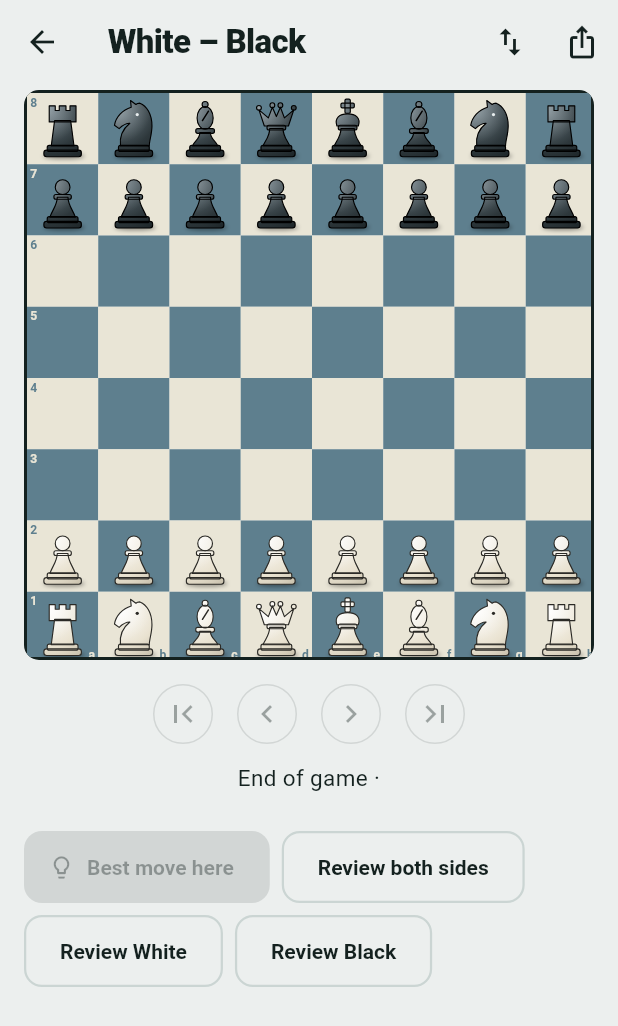
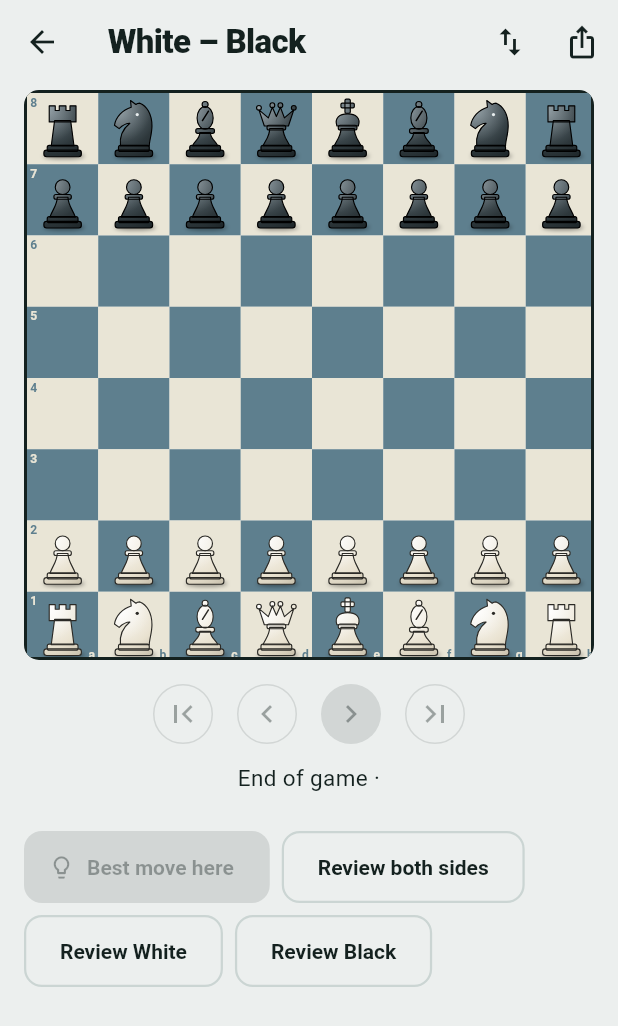
Before and after one commit to johnkg/chess_solver, a Flutter app: the GameViewer screen opened directly with empty values, on a phone screen of 412 x 824 dp. Shown: the top 1026 px of the screen. Run offline on Flutter 3.47's test engine with Material 3 defaults, Android fonts, the phone set to English and light mode, and no system bars; our stand-ins replace shared_preferences; accounts and stored records are empty; project files that could hold a hidden picture were left out.

Commit message:
Share board frame, spacing, step controls and plural helper across screens
BoardFrame, screenPadding and the gap constants replace ten copies of the
same wrapper and padding. StepControls replaces the duplicated first/back/
next/last rows in the game and line viewers (the game viewer's Next button
is now filled like the line viewer's). HintRestartRow replaces the same
button pair in both trainers. countOf replaces seven hand-written plurals.

Co-Authored-By: Claude Sonnet 5.5 <noreply@anthropic.com>
Claude-Session: https://claude.ai/code/session_01AyS2MXxam9ZsdRurXXgHAV

```diff
--- /dev/null
+++ b/lib/ui/controls.dart
@@ -0,0 +1,91 @@
+import 'package:flutter/material.dart';
+
+import 'layout.dart';
+
+/// First / back / next / last buttons for stepping through a game or line.
+/// [ply] is the position shown (0 = start); [lastPly] is the final one.
+class StepControls extends StatelessWidget {
+  const StepControls({
+    super.key,
+    required this.ply,
+    required this.lastPly,
+    required this.onGoTo,
+  });
+
+  final int ply;
+  final int lastPly;
+  final ValueChanged<int> onGoTo;
+
+  @override
+  Widget build(BuildContext context) {
+    final atStart = ply == 0;
+    final atEnd = ply == lastPly;
+    return Row(
+      mainAxisAlignment: MainAxisAlignment.center,
+      children: [
+        IconButton.outlined(
+          tooltip: 'Start',
+          onPressed: atStart ? null : () => onGoTo(0),
+          icon: const Icon(Icons.first_page),
+        ),
+        gapSmallHorizontal,
+        IconButton.outlined(
+          tooltip: 'Back',
+          onPressed: atStart ? null : () => onGoTo(ply - 1),
+          icon: const Icon(Icons.chevron_left),
+        ),
+        gapSmallHorizontal,
+        IconButton.filled(
+          tooltip: 'Next move',
+          onPressed: atEnd ? null : () => onGoTo(ply + 1),
+          icon: const Icon(Icons.chevron_right),
+        ),
+        gapSmallHorizontal,
+        IconButton.outlined(
+          tooltip: 'End',
+          onPressed: atEnd ? null : () => onGoTo(lastPly),
+          icon: const Icon(Icons.last_page),
+        ),
+      ],
+    );
+  }
+}
+
+/// The Hint / Restart button pair under a trainer's board. The hint button
+/// says "Show move" once a hint has been given; pass a null [onHint] to
+/// disable it (not your turn).
+class HintRestartRow extends StatelessWidget {
+  const HintRestartRow({
+    super.key,
+    required this.onHint,
+    required this.hintGiven,
+    required this.onRestart,
+    required this.restartLabel,
+  });
+
+  final VoidCallback? onHint;
+  final bool hintGiven;
+  final VoidCallback onRestart;
+  final String restartLabel;
+
+  @override
+  Widget build(BuildContext context) {
+    return Wrap(
+      alignment: WrapAlignment.center,
+      spacing: 8,
+      runSpacing: 8,
+      children: [
+        FilledButton.icon(
+          onPressed: onHint,
+          icon: const Icon(Icons.lightbulb_outline),
+          label: Text(hintGiven ? 'Show move' : 'Hint'),
+        ),
+        OutlinedButton.icon(
+          onPressed: onRestart,
+          icon: const Icon(Icons.replay),
+          label: Text(restartLabel),
+        ),
+      ],
+    );
+  }
+}
--- a/lib/ui/game_viewer.dart
+++ b/lib/ui/game_viewer.dart
@@ -8,8 +8,11 @@ import '../engine/review.dart';
 import '../engine/san.dart';
 import 'analysis.dart';
 import 'board_view.dart';
+import 'controls.dart';
+import 'labels.dart';
+import 'layout.dart';
+import 'pgn_dialogs.dart';
 import 'progress_store.dart';
-import 'pgn_dialogs.dart';
 import 'review_snapshot.dart';
 import 'widgets.dart';
 
@@ -125,13 +128,13 @@ class _GameViewerState extends State<GameViewer> {
             if (accuracy != null) Text('Accuracy $accuracy%', style: theme.textTheme.titleSmall),
             Text(reviewSummary(entries).replaceFirst('You played', '${colorName(side)} played')),
             if (widget.progress != null && trackable > 0) ...[
-              const SizedBox(height: 8),
+              gapSmall,
               OutlinedButton.icon(
                 onPressed: _tracked.contains(side) ? null : () => _track(side),
                 icon: Icon(_tracked.contains(side) ? Icons.check : Icons.fitness_center),
                 label: Text(_tracked.contains(side)
                     ? 'Added to your weak spots'
-                    : 'Practise these ($trackable ${trackable == 1 ? 'idea' : 'ideas'})'),
+                    : 'Practise these (${countOf(trackable, 'idea')})'),
               ),
             ],
             for (final e in mistakes) ...[
@@ -178,55 +181,25 @@ class _GameViewerState extends State<GameViewer> {
       body: SafeArea(
         child: ListView(
           controller: _scroll,
-          padding: const EdgeInsets.fromLTRB(16, 4, 16, 24),
+          padding: screenPadding,
           children: [
-            Center(
-              child: ConstrainedBox(
-                constraints: const BoxConstraints(maxWidth: 520),
-                child: BoardView(
-                  position: _pos,
-                  flipped: _flipped,
-                  lastMove: last == null ? const {} : {last.from, last.to},
-                  arrows: hint?.arrows ?? const [],
-                ),
+            BoardFrame(
+              child: BoardView(
+                position: _pos,
+                flipped: _flipped,
+                lastMove: last == null ? const {} : {last.from, last.to},
+                arrows: hint?.arrows ?? const [],
               ),
             ),
-            const SizedBox(height: 12),
-            Row(
-              mainAxisAlignment: MainAxisAlignment.center,
-              children: [
-                IconButton.outlined(
-                  tooltip: 'Start',
-                  onPressed: _ply == 0 ? null : () => _go(0),
-                  icon: const Icon(Icons.first_page),
-                ),
-                const SizedBox(width: 8),
-                IconButton.outlined(
-                  tooltip: 'Back',
-                  onPressed: _ply == 0 ? null : () => _go(_ply - 1),
-                  icon: const Icon(Icons.chevron_left),
-                ),
-                const SizedBox(width: 8),
-                IconButton.outlined(
-                  tooltip: 'Next',
-                  onPressed: over ? null : () => _go(_ply + 1),
-                  icon: const Icon(Icons.chevron_right),
-                ),
-                const SizedBox(width: 8),
-                IconButton.outlined(
-                  tooltip: 'End',
-                  onPressed: over ? null : () => _go(game.moves.length),
-                  icon: const Icon(Icons.last_page),
-                ),
-              ],
-            ),
-            const SizedBox(height: 8),
+            gapMedium,
+            StepControls(ply: _ply, lastPly: game.moves.length, onGoTo: _go),
+            gapSmall,
             Text(
               over ? 'End of game · ${game.result}' : 'Move ${_ply + 1} of ${game.moves.length}',
               textAlign: TextAlign.center,
               style: theme.textTheme.bodyMedium,
             ),
-            const SizedBox(height: 12),
+            gapMedium,
             Wrap(
               spacing: 6,
               runSpacing: 6,
@@ -241,7 +214,7 @@ class _GameViewerState extends State<GameViewer> {
                   ),
               ],
             ),
-            const SizedBox(height: 12),
+            gapMedium,
             Wrap(
               spacing: 8,
               runSpacing: 8,
@@ -266,16 +239,16 @@ class _GameViewerState extends State<GameViewer> {
               ],
             ),
             if (hint != null) ...[
-              const SizedBox(height: 12),
+              gapMedium,
               CoachCard(text: hint.text),
             ],
             if (_busy) ...[
-              const SizedBox(height: 12),
+              gapMedium,
               const LinearProgressIndicator(),
             ],
             for (final side in [white, black])
               if (_reviews.containsKey(side)) ...[
-                const SizedBox(height: 12),
+                gapMedium,
                 _reviewCard(context, side),
               ],
           ],
--- a/lib/ui/labels.dart
+++ b/lib/ui/labels.dart
@@ -77,3 +77,6 @@ String levelBlurb(Level level) {
       : 'Finds longer mates on its own.';
   return 'Looks $moves ahead and thinks up to $seconds a move. $mate';
 }
+
+/// "1 mistake", "3 mistakes": [noun] with a plain "s" unless [count] is 1.
+String countOf(int count, String noun) => '$count ${count == 1 ? noun : '${noun}s'}';
--- /dev/null
+++ b/lib/ui/layout.dart
@@ -0,0 +1,32 @@
+import 'package:flutter/material.dart';
+
+/// Widest the board grows on large screens.
+const double boardMaxWidth = 520;
+
+/// Padding of every scrolling screen body.
+const EdgeInsets screenPadding = EdgeInsets.fromLTRB(16, 4, 16, 24);
+
+/// Vertical space between stacked blocks, from tight to roomy.
+const Widget gapSmall = SizedBox(height: 8);
+const Widget gapMedium = SizedBox(height: 12);
+
+/// Horizontal space between side-by-side buttons.
+const Widget gapSmallHorizontal = SizedBox(width: 8);
+
+/// Centers [child] and stops it growing past [boardMaxWidth]; every screen
+/// that shows a board puts it in one.
+class BoardFrame extends StatelessWidget {
+  const BoardFrame({super.key, required this.child});
+
+  final Widget child;
+
+  @override
+  Widget build(BuildContext context) {
+    return Center(
+      child: ConstrainedBox(
+        constraints: const BoxConstraints(maxWidth: boardMaxWidth),
+        child: child,
+      ),
+    );
+  }
+}
--- a/lib/ui/learn_screen.dart
+++ b/lib/ui/learn_screen.dart
@@ -2,6 +2,7 @@ import 'package:flutter/material.dart';
 
 import '../lessons/lessons.dart';
 import 'labels.dart';
+import 'layout.dart';
 import 'lesson_screen.dart';
 import 'progress_store.dart';
 import 'settings_screen.dart';
@@ -57,7 +58,7 @@ class _LearnScreenState extends State<LearnScreen> {
       ),
       body: SafeArea(
         child: ListView(
-          padding: const EdgeInsets.fromLTRB(16, 4, 16, 24),
+          padding: screenPadding,
           children: [
             SingleChildScrollView(
               scrollDirection: Axis.horizontal,
@@ -75,7 +76,7 @@ class _LearnScreenState extends State<LearnScreen> {
                 ],
               ),
             ),
-            const SizedBox(height: 12),
+            gapMedium,
             if (_filter == LearnFilter.all)
               HeroCard(
                 eyebrow: 'Start here',
--- a/lib/ui/review_snapshot.dart
+++ b/lib/ui/review_snapshot.dart
@@ -4,6 +4,7 @@ import '../engine/position.dart';
 import '../engine/review.dart';
 import '../engine/san.dart';
 import 'board_view.dart';
+import 'layout.dart';
 import 'theme.dart';
 
 /// A board snapshot for one mistake in the game review. "At the time" shows
@@ -51,7 +52,7 @@ class _ReviewSnapshotState extends State<ReviewSnapshot> {
       crossAxisAlignment: CrossAxisAlignment.start,
       children: [
         Text('${entry.number} ${entry.san}', style: theme.textTheme.titleSmall),
-        const SizedBox(height: 8),
+        gapSmall,
         if (canShowAfter)
           SegmentedButton<bool>(
             showSelectedIcon: false,
@@ -62,7 +63,7 @@ class _ReviewSnapshotState extends State<ReviewSnapshot> {
             selected: {_after},
             onSelectionChanged: (s) => setState(() => _after = s.first),
           ),
-        const SizedBox(height: 8),
+        gapSmall,
         Center(
           child: ConstrainedBox(
             constraints: const BoxConstraints(maxWidth: 320),
```
Also changed, not shown: lib/ui/board_screen.dart (+6 -8 lines), lib/ui/drill_screen.dart (+8 -10 lines), lib/ui/lesson_screen.dart (+13 -15 lines), lib/ui/line_trainer.dart (+15 -26 lines), lib/ui/line_viewer.dart (+15 -43 lines), lib/ui/new_game_sheet.dart (+4 -3 lines), lib/ui/play_screen.dart (+12 -14 lines), lib/ui/practice_screen.dart (+11 -10 lines), lib/ui/puzzle_screen.dart (+8 -10 lines), lib/ui/repertoire_trainer.dart (+15 -26 lines), lib/ui/rush_screen.dart (+9 -11 lines), lib/ui/settings_screen.dart (+5 -4 lines).
